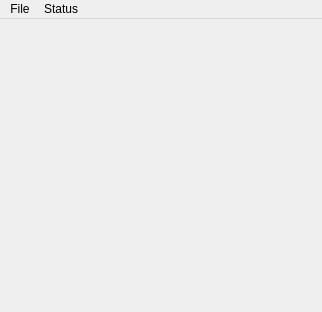
This is GameBeak/src/MainWindow/mainwindow.ui in Daniel-McCarthy/GameBeak as Qt 5 draws it before an edit. The edited form follows.
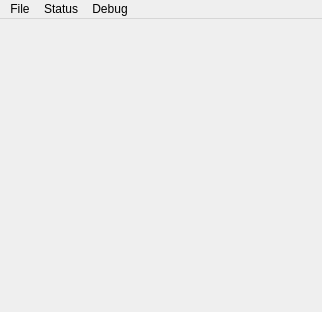
This is the edited form. Icons and pictures are not drawn.

```diff
--- a/GameBeak/src/MainWindow/mainwindow.ui
+++ b/GameBeak/src/MainWindow/mainwindow.ui
@@ -56,8 +56,15 @@
     <addaction name="actionResume"/>
     <addaction name="actionCreateSave"/>
    </widget>
+   <widget class="QMenu" name="menuDebug">
+    <property name="title">
+     <string>Debug</string>
+    </property>
+    <addaction name="actionMemory_Viewer"/>
+   </widget>
    <addaction name="menuFile"/>
    <addaction name="menuStatus"/>
+   <addaction name="menuDebug"/>
   </widget>
   <action name="actionOpen">
    <property name="text">
```
Left out of the diff: 5 changed lines with no effect on the pictures.
